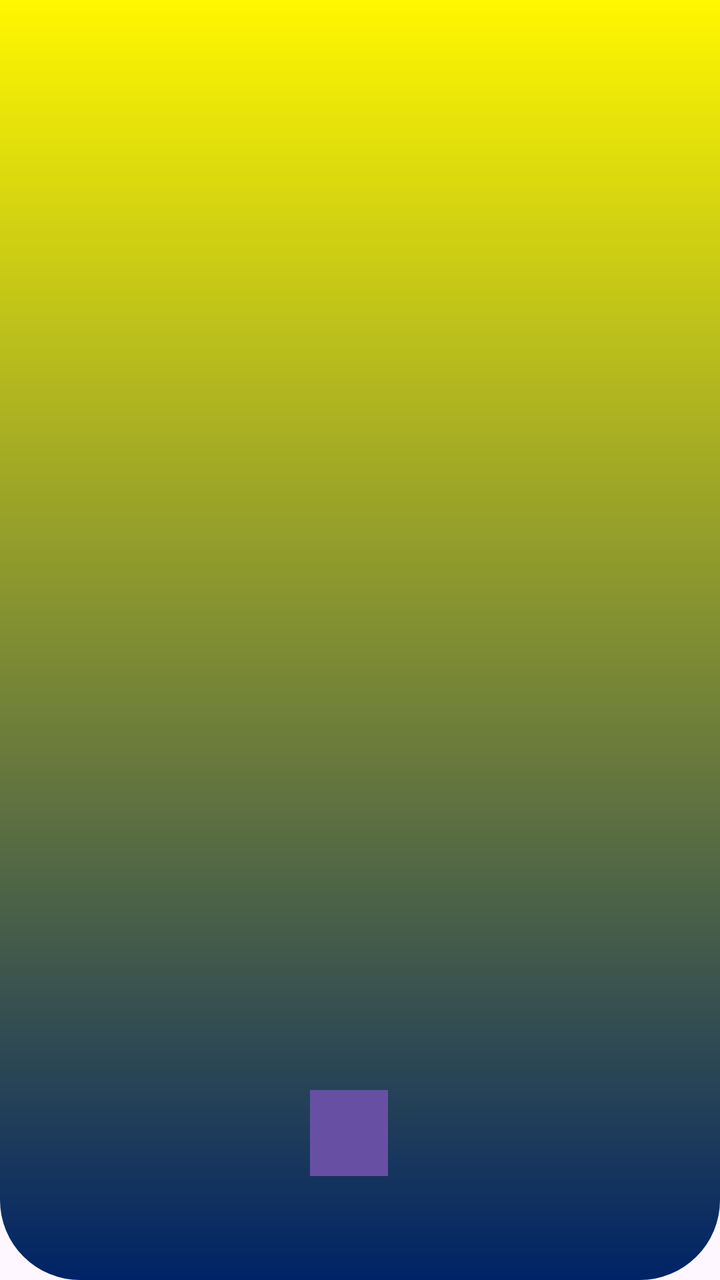
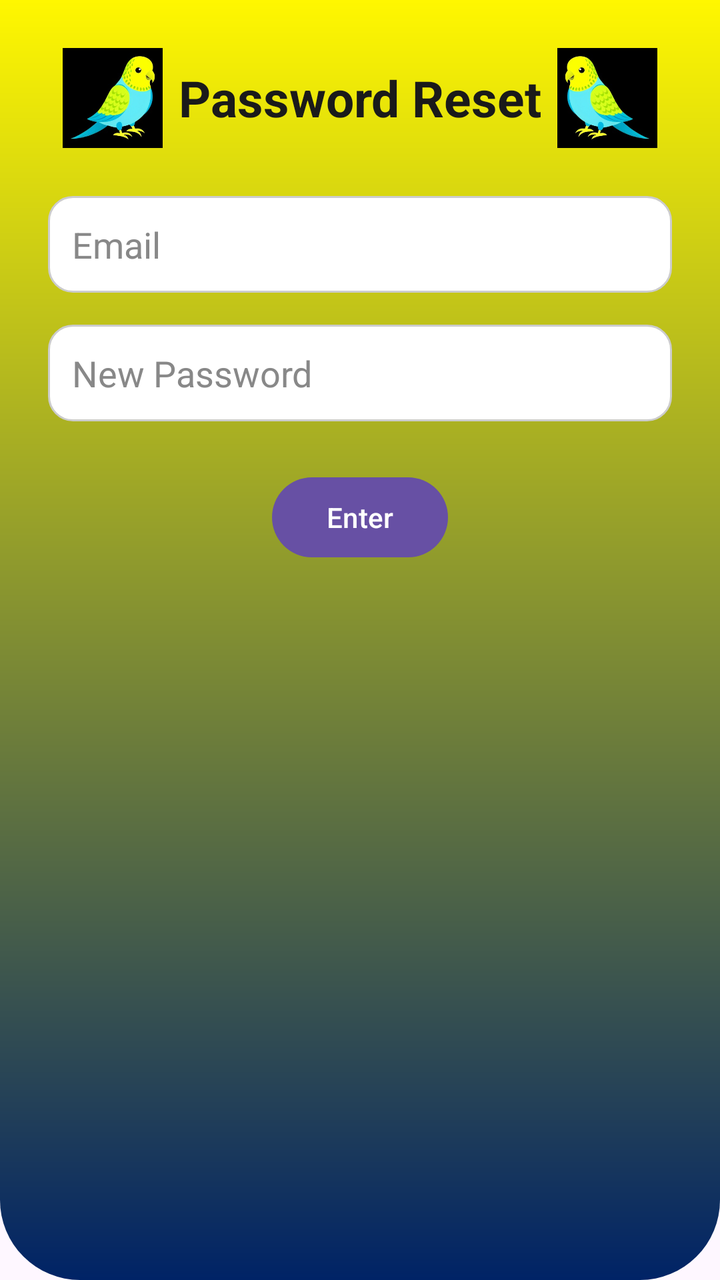

Two renders of the same Android screen: before a commit and after it. Below are the layout's source before the change and the commit's diff.
<!-- AndroidManifest.xml: application theme Theme.BudgetBudgies_PROG7313_POE -->
<!-- res/layout/password_reset_page.xml -->
<?xml version="1.0" encoding="utf-8"?>
<androidx.constraintlayout.widget.ConstraintLayout xmlns:android="http://schemas.android.com/apk/res/android"
    xmlns:app="http://schemas.android.com/apk/res-auto"
    xmlns:tools="http://schemas.android.com/tools"
    android:layout_width="match_parent"
    android:layout_height="match_parent">

    <RelativeLayout
        android:layout_width="match_parent"
        android:layout_height="match_parent"
        android:background="@drawable/gradient2"
        tools:layout_editor_absoluteX="-16dp"
        tools:layout_editor_absoluteY="-90dp">


        <TextView
            android:id="@+id/textView2"
            android:layout_width="270dp"
            android:layout_height="wrap_content"
            android:layout_alignParentStart="true"
            android:layout_alignParentEnd="true"
            android:layout_alignParentBottom="true"
            android:layout_marginStart="66dp"
            android:layout_marginEnd="75dp"
            android:layout_marginBottom="670dp"
            android:gravity="center"
            android:text="Password Reset"
            android:textColor="#1A1A1A"
            android:textSize="25sp"
            android:textStyle="bold" />

        <ImageView
            android:id="@+id/imageView3"
            android:layout_width="70dp"
            android:layout_height="match_parent"
            android:layout_alignParentStart="true"
            android:layout_alignParentEnd="true"
            android:layout_alignParentBottom="true"
            android:layout_marginStart="36dp"
            android:layout_marginEnd="305dp"
            android:layout_marginBottom="649dp"
            app:srcCompat="@drawable/bird_3" />

        <ImageView
            android:id="@+id/imageView4"
            android:layout_width="70dp"
            android:layout_height="82dp"
            android:layout_alignParentStart="true"
            android:layout_alignParentEnd="true"
            android:layout_alignParentBottom="true"
            android:layout_marginStart="298dp"
            android:layout_marginEnd="43dp"
            android:layout_marginBottom="646dp"
            android:rotationY="180"
            app:srcCompat="@drawable/bird_3" />

        <EditText
            android:id="@+id/editTextEmail"
            android:layout_width="317dp"
            android:layout_height="wrap_content"
            android:layout_alignParentStart="true"
            android:layout_alignParentTop="true"
            android:layout_alignParentEnd="true"
            android:layout_alignParentBottom="true"
            android:layout_marginStart="46dp"
            android:layout_marginLeft="16dp"
            android:layout_marginTop="158dp"
            android:layout_marginEnd="48dp"
            android:layout_marginRight="16dp"
            android:layout_marginBottom="517dp"
            android:background="@drawable/white_textbox"
            android:hint="Email"
            android:padding="12dp"
            android:textColor="#000000"
            android:textColorHint="#888888" />

        <EditText
            android:id="@+id/editTextNewPassword"
            android:layout_width="313dp"
            android:layout_height="wrap_content"
            android:layout_alignParentStart="true"
            android:layout_alignParentTop="true"
            android:layout_alignParentEnd="true"
            android:layout_alignParentBottom="true"
            android:layout_marginStart="45dp"
            android:layout_marginLeft="16dp"
            android:layout_marginTop="228dp"
            android:layout_marginEnd="52dp"
            android:layout_marginRight="16dp"
            android:layout_marginBottom="447dp"
            android:background="@drawable/white_textbox"
            android:ems="10"
            android:hint="New Password"
            android:padding="12dp"
            android:textColor="#000000"
            android:textColorHint="#888888" />

        <Button
            android:id="@+id/pwResetBtn"
            android:layout_width="wrap_content"
            android:layout_height="wrap_content"
            android:layout_alignParentStart="true"
            android:layout_alignParentTop="true"
            android:layout_alignParentEnd="true"
            android:layout_alignParentBottom="true"
            android:layout_marginStart="155dp"
            android:layout_marginTop="588dp"
            android:layout_marginEnd="166dp"
            android:layout_marginBottom="95dp"
            android:text="Enter" />

    </RelativeLayout>
</androidx.constraintlayout.widget.ConstraintLayout>
<!-- resources referenced by this layout -->
<resources>
  <!-- drawable bird_3: jpg bitmap (drawable, 16816 bytes) -->
  <!-- drawable gradient2 (drawable) -->
  <?xml version="1.0" encoding="utf-8"?>
  <shape xmlns:android="http://schemas.android.com/apk/res/android">
      <gradient
          android:startColor="#FFF700"
          android:angle="300"
          android:endColor="#002366"
          />
      <corners
          android:bottomLeftRadius="40sp"
          android:bottomRightRadius="40sp"
      />
  
  </shape>
  <!-- drawable white_textbox (drawable) -->
  <?xml version="1.0" encoding="utf-8"?>
  <shape xmlns:android="http://schemas.android.com/apk/res/android">
      <solid android:color="#FFFFFF" /> 
      <corners android:radius="12dp" /> 
      <stroke
          android:width="1dp"
          android:color="#CCCCCC" />
  
  </shape>
  <style name="Theme.BudgetBudgies_PROG7313_POE" parent="Base.Theme.BudgetBudgies_PROG7313_POE" />
  <style name="Base.Theme.BudgetBudgies_PROG7313_POE" parent="Theme.Material3.DayNight.NoActionBar">
          
          
      </style>
</resources>

<!-- the commit's change to res/layout/password_reset_page.xml (unified diff, before → after) -->
@@ -1,113 +1,78 @@
 <?xml version="1.0" encoding="utf-8"?>
-<androidx.constraintlayout.widget.ConstraintLayout xmlns:android="http://schemas.android.com/apk/res/android"
+<ScrollView xmlns:android="http://schemas.android.com/apk/res/android"
     xmlns:app="http://schemas.android.com/apk/res-auto"
     xmlns:tools="http://schemas.android.com/tools"
     android:layout_width="match_parent"
-    android:layout_height="match_parent">
+    android:layout_height="match_parent"
+    android:background="@drawable/gradient2">
 
-    <RelativeLayout
+    <LinearLayout
         android:layout_width="match_parent"
-        android:layout_height="match_parent"
-        android:background="@drawable/gradient2"
-        tools:layout_editor_absoluteX="-16dp"
-        tools:layout_editor_absoluteY="-90dp">
+        android:layout_height="wrap_content"
+        android:orientation="vertical"
+        android:padding="24dp"
+        android:gravity="center_horizontal">
 
 
-        <TextView
-            android:id="@+id/textView2"
-            android:layout_width="270dp"
+        <LinearLayout
+            android:layout_width="wrap_content"
             android:layout_height="wrap_content"
-            android:layout_alignParentStart="true"
-            android:layout_alignParentEnd="true"
-            android:layout_alignParentBottom="true"
-            android:layout_marginStart="66dp"
-            android:layout_marginEnd="75dp"
-            android:layout_marginBottom="670dp"
+            android:orientation="horizontal"
             android:gravity="center"
-            android:text="Password Reset"
-            android:textColor="#1A1A1A"
-            android:textSize="25sp"
-            android:textStyle="bold" />
+            android:layout_marginBottom="24dp">
 
-        <ImageView
-            android:id="@+id/imageView3"
-            android:layout_width="70dp"
-            android:layout_height="match_parent"
-            android:layout_alignParentStart="true"
-            android:layout_alignParentEnd="true"
-            android:layout_alignParentBottom="true"
-            android:layout_marginStart="36dp"
-            android:layout_marginEnd="305dp"
-            android:layout_marginBottom="649dp"
-            app:srcCompat="@drawable/bird_3" />
+            <ImageView
+                android:id="@+id/imageViewLeftBird"
+                android:layout_width="50dp"
+                android:layout_height="50dp"
+                android:src="@drawable/bird_3"
+                android:layout_marginEnd="8dp" />
 
-        <ImageView
-            android:id="@+id/imageView4"
-            android:layout_width="70dp"
-            android:layout_height="82dp"
-            android:layout_alignParentStart="true"
-            android:layout_alignParentEnd="true"
-            android:layout_alignParentBottom="true"
-            android:layout_marginStart="298dp"
-            android:layout_marginEnd="43dp"
-            android:layout_marginBottom="646dp"
-            android:rotationY="180"
-            app:srcCompat="@drawable/bird_3" />
+            <TextView
+                android:id="@+id/textViewPasswordReset"
+                android:layout_width="wrap_content"
+                android:layout_height="wrap_content"
+                android:text="Password Reset"
+                android:textColor="#1A1A1A"
+                android:textSize="25sp"
+                android:textStyle="bold" />
+
+            <ImageView
+                android:id="@+id/imageViewRightBird"
+                android:layout_width="50dp"
+                android:layout_height="50dp"
+                android:src="@drawable/bird_3"
+                android:rotationY="180"
+                android:layout_marginStart="8dp" />
+        </LinearLayout>
 
         <EditText
             android:id="@+id/editTextEmail"
-            android:layout_width="317dp"
+            android:layout_width="match_parent"
             android:layout_height="wrap_content"
-            android:layout_alignParentStart="true"
-            android:layout_alignParentTop="true"
-            android:layout_alignParentEnd="true"
-            android:layout_alignParentBottom="true"
-            android:layout_marginStart="46dp"
-            android:layout_marginLeft="16dp"
-            android:layout_marginTop="158dp"
-            android:layout_marginEnd="48dp"
-            android:layout_marginRight="16dp"
-            android:layout_marginBottom="517dp"
             android:background="@drawable/white_textbox"
             android:hint="Email"
             android:padding="12dp"
             android:textColor="#000000"
-            android:textColorHint="#888888" />
+            android:textColorHint="#888888"
+            android:layout_marginBottom="16dp" />
 
         <EditText
             android:id="@+id/editTextNewPassword"
-            android:layout_width="313dp"
+            android:layout_width="match_parent"
             android:layout_height="wrap_content"
-            android:layout_alignParentStart="true"
-            android:layout_alignParentTop="true"
-            android:layout_alignParentEnd="true"
-            android:layout_alignParentBottom="true"
-            android:layout_marginStart="45dp"
-            android:layout_marginLeft="16dp"
-            android:layout_marginTop="228dp"
-            android:layout_marginEnd="52dp"
-            android:layout_marginRight="16dp"
-            android:layout_marginBottom="447dp"
             android:background="@drawable/white_textbox"
-            android:ems="10"
             android:hint="New Password"
             android:padding="12dp"
             android:textColor="#000000"
-            android:textColorHint="#888888" />
+            android:textColorHint="#888888"
+            android:layout_marginBottom="24dp" />
 
         <Button
             android:id="@+id/pwResetBtn"
             android:layout_width="wrap_content"
             android:layout_height="wrap_content"
-            android:layout_alignParentStart="true"
-            android:layout_alignParentTop="true"
-            android:layout_alignParentEnd="true"
-            android:layout_alignParentBottom="true"
-            android:layout_marginStart="155dp"
-            android:layout_marginTop="588dp"
-            android:layout_marginEnd="166dp"
-            android:layout_marginBottom="95dp"
             android:text="Enter" />
 
-    </RelativeLayout>
-</androidx.constraintlayout.widget.ConstraintLayout>
+    </LinearLayout>
+</ScrollView>
